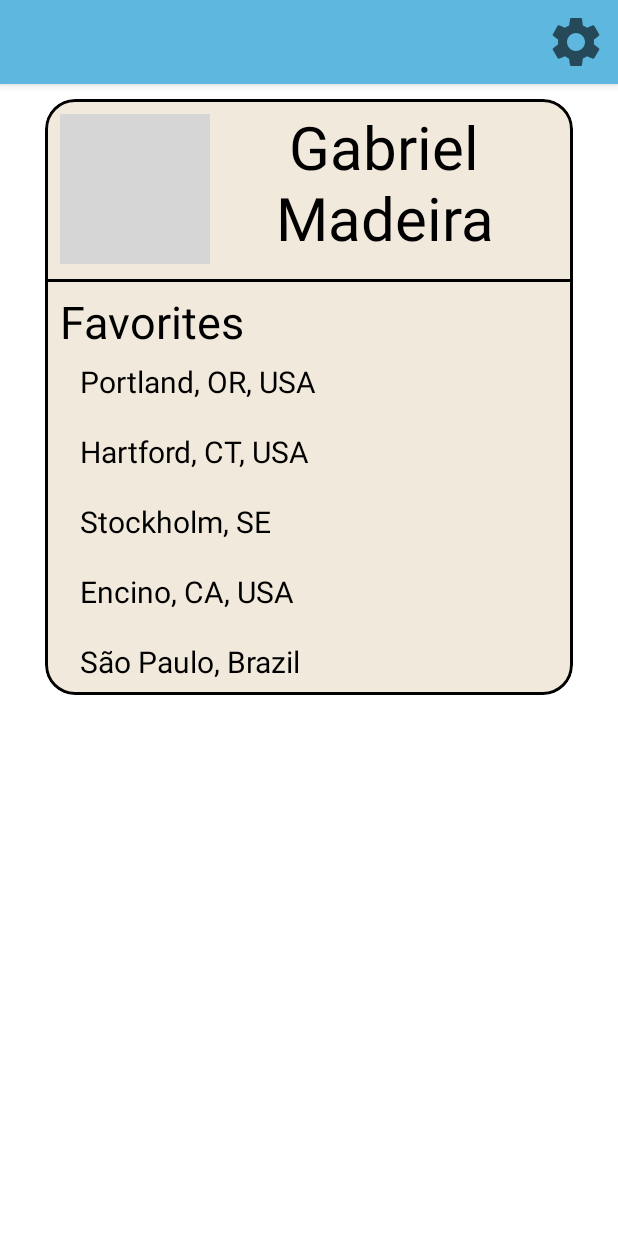
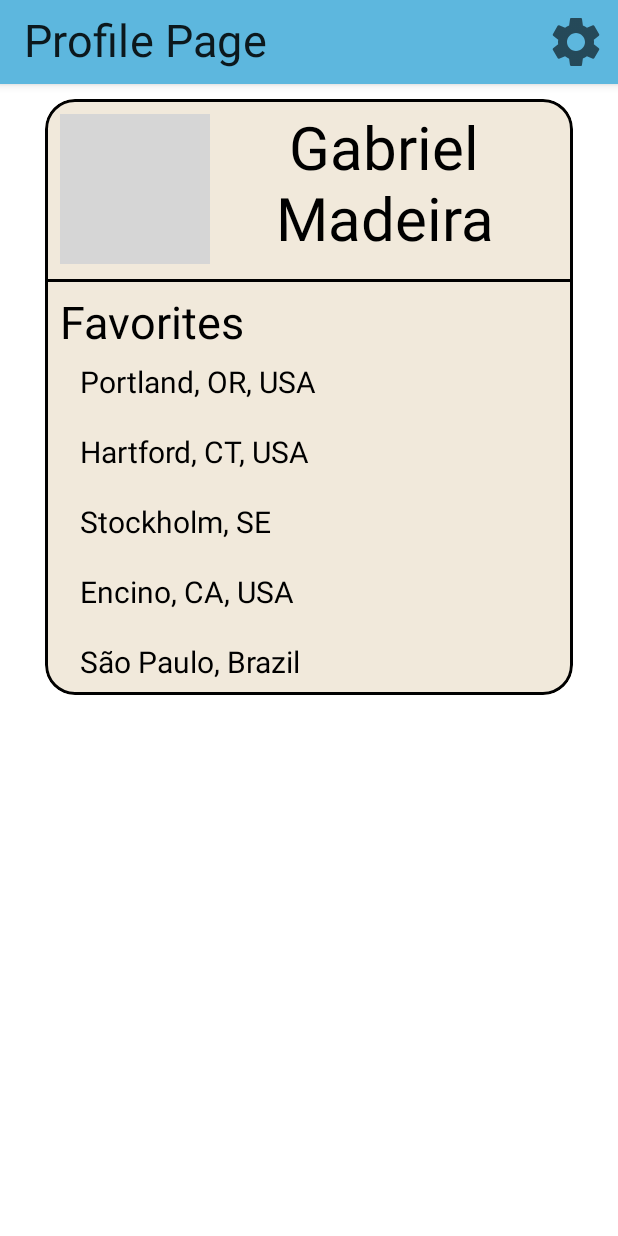
Before and after one commit to chrisdentremont/Travelyze, an Android app built with Jetpack Compose: the composable Profile shown on its own in the app's theme, on a phone screen of 412 x 824 dp. Run offline under Robolectric (Android 15) with nearby library versions, the phone set to English and light mode, and no system bars; our stand-ins replace Firebase (no records; nobody signed in at launch, a user with empty details on screens opened directly); pictures from the network do not load; grey boxes are pictures that could not be loaded.

Commit message:
Fixed the profile page context menu and began working on adding functionality. Currently, only logout button functions.

```diff
--- a/app/src/main/java/com/example/travelapp/ProfilePage.kt
+++ b/app/src/main/java/com/example/travelapp/ProfilePage.kt
@@ -1,12 +1,12 @@
 package com.example.travelapp
 
-import android.widget.Space
 import androidx.compose.foundation.Image
 import androidx.compose.foundation.background
 import androidx.compose.foundation.border
-import androidx.compose.foundation.layout.Arrangement
+import androidx.compose.foundation.layout.Box
 import androidx.compose.foundation.layout.Column
 import androidx.compose.foundation.layout.Row
+import androidx.compose.foundation.layout.fillMaxSize
 import androidx.compose.foundation.layout.fillMaxWidth
 import androidx.compose.foundation.layout.padding
 import androidx.compose.foundation.layout.size
@@ -14,13 +14,9 @@ import androidx.compose.foundation.rememberScrollState
 import androidx.compose.foundation.shape.CircleShape
 import androidx.compose.foundation.shape.RoundedCornerShape
 import androidx.compose.foundation.verticalScroll
-import androidx.compose.material.Button
 import androidx.compose.material.Divider
 import androidx.compose.material.DrawerValue
-import androidx.compose.material.Icon
-import androidx.compose.material.IconButton
 import androidx.compose.material.ModalDrawer
-import androidx.compose.material.Surface
 import androidx.compose.material.Text
 import androidx.compose.material.icons.Icons
 import androidx.compose.material.icons.filled.Settings
@@ -44,13 +40,17 @@ import coil.compose.rememberAsyncImagePainter
 import com.example.travelapp.composable.Drawer
 import com.example.travelapp.composable.TopBar
 import com.example.travelapp.ui.theme.Alabaster
+import com.google.firebase.auth.ktx.auth
+import com.google.firebase.ktx.Firebase
 import kotlinx.coroutines.launch
 
 val isDrawerOpen = mutableStateOf(false)
+val auth by lazy {
+    Firebase.auth
+}
 
 @Composable
 fun Profile(){
-    Surface(color = Color.White){
     val drawerState = rememberDrawerState(DrawerValue.Closed)
     val scope = rememberCoroutineScope()
     fun openDrawer()  {
@@ -58,29 +58,16 @@ fun Profile(){
             drawerState.open()
         }
     }
+    fun closeDrawer(){
+        scope.launch {
+            drawerState.close()
+        }
+    }
 
     if(isDrawerOpen.value){
         openDrawer()
     } else {
-
-        }
-        CompositionLocalProvider(LocalLayoutDirection provides LayoutDirection.Rtl ) {
-            ModalDrawer(
-                drawerState = drawerState,
-                gesturesEnabled = drawerState.isOpen,
-                drawerContent = {
-                    //TODO Drawer Shows up behind everything??
-                    Drawer(
-                        onDestinationClicked = { route ->
-                            scope.launch {
-                                drawerState.close()
-                            }
-                        }
-                    )
-                }
-            ){
-                //ModalDrawerSample()
-            }
+        closeDrawer()
     }
 
     Column(
@@ -89,13 +76,14 @@ fun Profile(){
             .verticalScroll(rememberScrollState())
     ) {
         TopBar(
-                title = "",
+            title = "Profile Page",
             buttonIcon = Icons.Filled.Settings,
             onButtonClicked = {
                 isDrawerOpen.value = !isDrawerOpen.value
             }
         )
 
+        Box(Modifier.fillMaxSize()){
             //
             // Profile Box
             //
@@ -156,68 +144,23 @@ fun Profile(){
                 }
             }
 
-
-//        Row(Modifier.fillMaxWidth()){
-//            Column(Modifier.fillMaxWidth()) {
-//                Text(text = "Settings",
-//                    fontSize = 30.sp,
-//                    fontWeight = FontWeight.Normal,
-//                    textAlign = TextAlign.Start,
-//                    modifier = Modifier.padding(start = 10.dp, top = 10.dp)
-//                )
-////TODO Create buttons for these actions
-//                Text(text = "\tChange email\n\n\tChange Password",
-//                    fontSize = 20.sp,
-//                    fontWeight = FontWeight.Normal,
-//                    textAlign = TextAlign.Start,
-//                    modifier = Modifier.padding(10.dp))
-//
-//                Text(text = "\n\tDelete Account",
-//                    fontSize = 20.sp,
-//                    fontWeight = FontWeight.Normal,
-//                    textAlign = TextAlign.Start,
-//                    modifier = Modifier.padding(10.dp),
-//                    color = Color.Red
-//                )
-//            }
-//        }
+            CompositionLocalProvider(LocalLayoutDirection provides LayoutDirection.Rtl, ) {
+                ModalDrawer(
+                    drawerState = drawerState,
+                    gesturesEnabled = drawerState.isOpen,
+                    drawerContent = {
+                        Drawer(
+                            modifier = Modifier.background(color = Alabaster),
+                            fireBaseAuth = auth
+                        )
+                    }
+                ){}
+            }
         }
     }
 }
 
 @Composable
 fun ModalDrawerSample() {
-    val drawerState = rememberDrawerState(DrawerValue.Closed)
-    val scope = rememberCoroutineScope()
-    CompositionLocalProvider(LocalLayoutDirection provides LayoutDirection.Rtl ) {
-        ModalDrawer(
-            drawerState = drawerState,
-            drawerContent = {
-                Column {
-                    Text("Text in Drawer")
-                    Button(onClick = {
-                        scope.launch {
-                            drawerState.close()
+
 }
-                    }) {
-                        Text("Close Drawer")
-                    }
-                }
-            },
-            content = {
-                Column {
-                    Text("Text in Bodycontext")
-                    Button(onClick = {
-
-                        scope.launch {
-                            drawerState.open()
-                        }
-
-                    }) {
-                        Text("Click to open")
-                    }
-                }
-            }
-        )
-    }
-}
--- a/app/src/main/java/com/example/travelapp/composable/ReusableElements.kt
+++ b/app/src/main/java/com/example/travelapp/composable/ReusableElements.kt
@@ -1,37 +1,55 @@
 package com.example.travelapp.composable
 
+import android.util.Log
 import androidx.compose.foundation.Image
+import androidx.compose.foundation.background
+import androidx.compose.foundation.clickable
+import androidx.compose.foundation.indication
+import androidx.compose.foundation.interaction.MutableInteractionSource
 import androidx.compose.foundation.layout.Arrangement
 import androidx.compose.foundation.layout.Column
+import androidx.compose.foundation.layout.fillMaxHeight
 import androidx.compose.foundation.layout.fillMaxSize
 import androidx.compose.foundation.layout.fillMaxWidth
+import androidx.compose.foundation.layout.height
 import androidx.compose.foundation.layout.offset
 import androidx.compose.foundation.layout.padding
 import androidx.compose.foundation.layout.size
+import androidx.compose.foundation.layout.width
 import androidx.compose.foundation.text.KeyboardActions
 import androidx.compose.foundation.text.KeyboardOptions
+import androidx.compose.material.Divider
 import androidx.compose.material.Icon
 import androidx.compose.material.IconButton
 import androidx.compose.material.MaterialTheme
 import androidx.compose.material.OutlinedTextField
 import androidx.compose.material.Text
+import androidx.compose.material.TextButton
 import androidx.compose.material.TopAppBar
 import androidx.compose.material.icons.Icons
 import androidx.compose.material.icons.filled.Error
 import androidx.compose.material.icons.filled.Visibility
 import androidx.compose.material.icons.filled.VisibilityOff
 import androidx.compose.runtime.Composable
+import androidx.compose.runtime.remember
 import androidx.compose.ui.Alignment
 import androidx.compose.ui.Modifier
 import androidx.compose.ui.graphics.Color
 import androidx.compose.ui.graphics.vector.ImageVector
 import androidx.compose.ui.res.painterResource
+import androidx.compose.ui.text.font.FontStyle
 import androidx.compose.ui.text.font.FontWeight
 import androidx.compose.ui.text.input.PasswordVisualTransformation
 import androidx.compose.ui.text.input.VisualTransformation
+import androidx.compose.ui.text.style.TextAlign
 import androidx.compose.ui.unit.dp
 import androidx.compose.ui.unit.sp
+import com.example.travelapp.MainActivity
+import com.example.travelapp.isLoggedIn
 import com.example.travelapp.ui.theme.Aero
+import com.example.travelapp.ui.theme.Alabaster
+import com.example.travelapp.ui.theme.Khaki
+import com.google.firebase.auth.FirebaseAuth
 
 @Composable
 fun CustomOutlinedTextField(
@@ -111,8 +129,6 @@ fun TopBar(title: String = "", buttonIcon: ImageVector, onButtonClicked: () -> U
                 text = title,
                 fontSize = 30.sp,
                 fontWeight = FontWeight.Normal,
-                modifier = Modifier
-                    .padding(bottom = 20.dp)
             )
         },
         actions = {
@@ -133,13 +149,63 @@ fun TopBar(title: String = "", buttonIcon: ImageVector, onButtonClicked: () -> U
 @Composable
 fun Drawer(
     modifier: Modifier = Modifier,
-    onDestinationClicked: (route: String) -> Unit
+    fireBaseAuth: FirebaseAuth
 ) {
     Column(
         modifier
-            .fillMaxSize()
-            .padding(start = 24.dp, top = 48.dp)
+            .height(550.dp)
+            .padding(top = 50.dp)
     ) {
-        Text(text = "Test Drawer")
+        TextButton(
+            onClick = { /*TODO Prompt username change window*/ },
+            Modifier.clickable(
+                indication = null,
+                interactionSource = remember { MutableInteractionSource() }
+            ){  }
+        ) {
+            Text(
+                text = "Edit Username",
+                color = Color.Black,
+                modifier = Modifier.padding(start = 15.dp),
+                fontSize = 20.sp)
+        }
+
+        TextButton(
+            onClick = { /*TODO Prompt password change window*/ }
+        ) {
+            Text(
+                text = "Change password",
+                color = Color.Black,
+                modifier = Modifier.padding(start = 15.dp, top = 10.dp),
+                fontSize = 20.sp)
+        }
+
+        TextButton(
+            onClick = {
+                //TODO Create a sign out confirmation window - "Do you wish to sign out?"
+                fireBaseAuth.signOut()
+                isLoggedIn.value = false
+            }
+        ) {
+            Text(
+                text = "Sign out",
+                color = Color.Blue,
+                modifier = Modifier.padding(start = 15.dp, top = 10.dp, bottom = 10.dp),
+                fontSize = 20.sp)
+        }
+
+        Divider(startIndent = 0.dp, thickness = 2.dp, color = Color.Black)
+
+        TextButton(
+            onClick = { /*TODO Prompt delete account confirmation window*/ }
+        ) {
+            Text(
+                text = "Delete Account",
+                color = Color.Red,
+                modifier = Modifier.padding(start = 15.dp, top = 10.dp),
+                fontSize = 20.sp)
+        }
+
+
     }
 }
```
Also changed, not shown: app/src/main/java/com/example/travelapp/MainActivity.kt (+11 -1 lines), app/src/main/java/com/example/travelapp/RegisterForm.kt (+1 -7 lines). Lines whose indentation alone changed are shown as unchanged.
